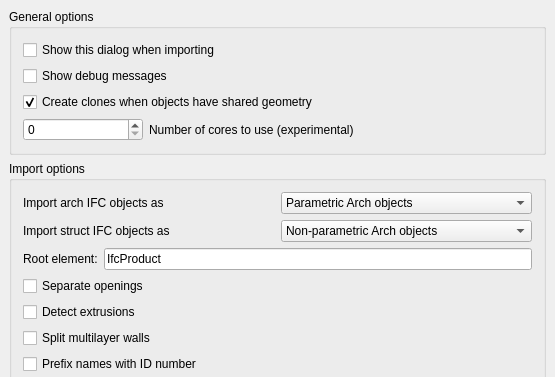
First picture: the form in src/Mod/BIM/Resources/ui/preferences-ifc.ui, repository southseact-3d/fcd, before the edit; both pictures show x 0 to 555 and y 0 to 377 of the 555 by 729 pixel window.
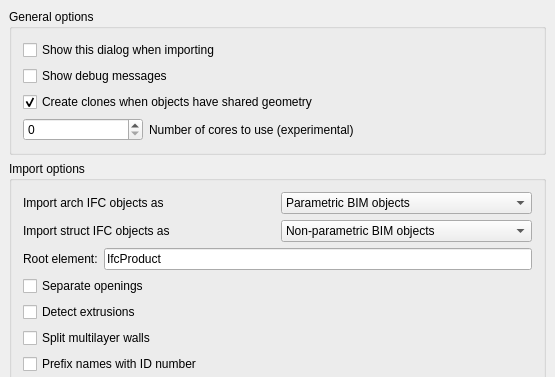
Second picture: the form after the edit. Custom widgets are drawn as their Qt base class.

Diff of the .ui file:
```diff
--- a/src/Mod/BIM/Resources/ui/preferences-ifc.ui
+++ b/src/Mod/BIM/Resources/ui/preferences-ifc.ui
@@ -179,7 +179,7 @@
           </property>
           <item>
            <property name="text">
-            <string>Parametric Arch objects</string>
+            <string>Parametric BIM objects</string>
            </property>
           </item>
           <item>
@@ -228,7 +228,7 @@
           </property>
           <item>
            <property name="text">
-            <string>Non-parametric Arch objects</string>
+            <string>Non-parametric BIM objects</string>
            </property>
           </item>
           <item>
```
Left out of the diff: 2 changed lines with no effect on the pictures.
